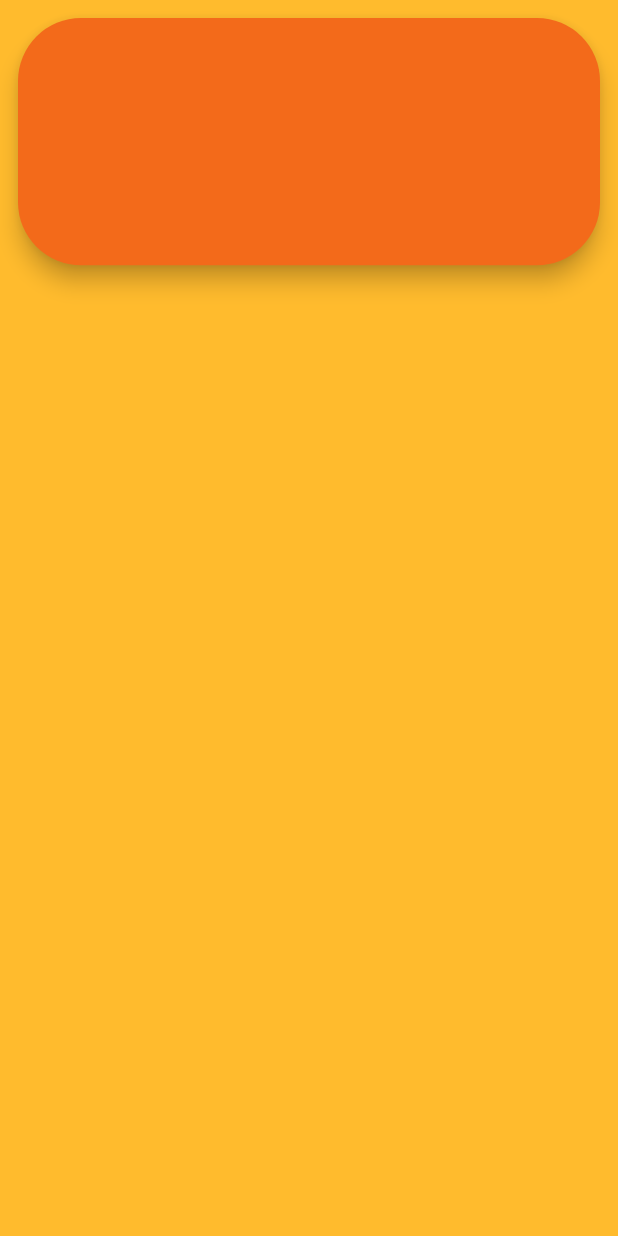
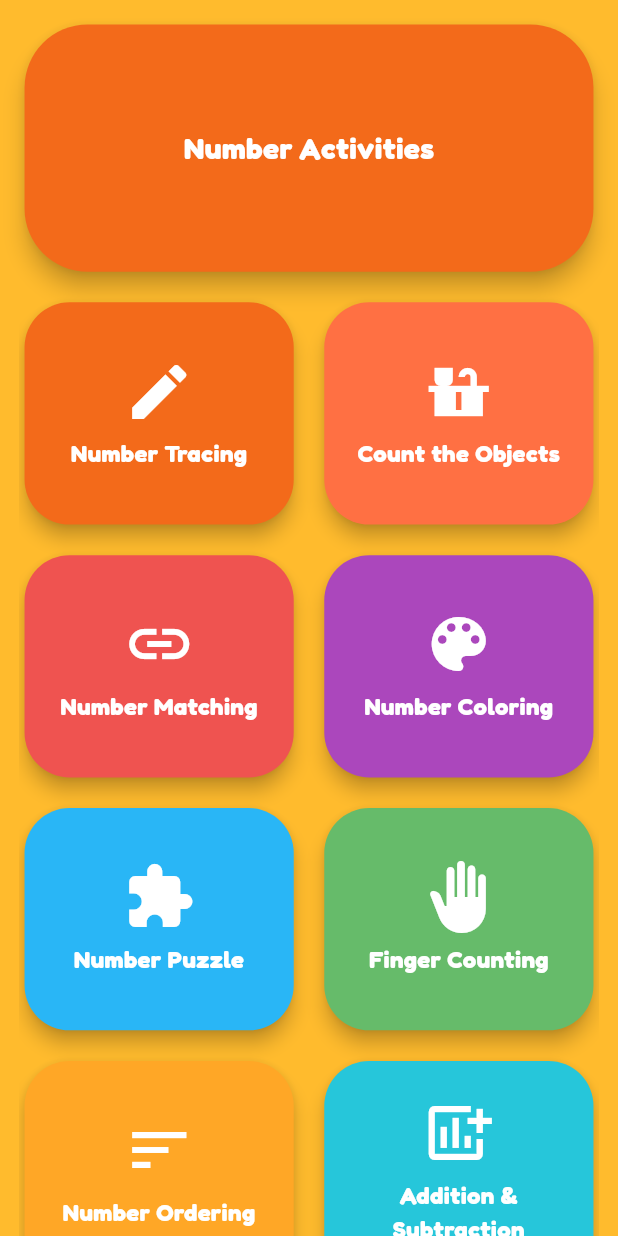
Before and after one commit to argadenil/zinzy, a Flutter app: the NumbersScreen screen opened directly, on a phone screen of 412 x 824 dp. Run offline on Flutter 3.47's test engine with Material 3 defaults, Android fonts, the light colour scheme and no system bars; our stand-ins replace audioplayers, flutter_tts, google_fonts, rive.

Commit message:
added numbers page

```diff
--- a/lib/screens/numbers/numebers.dart
+++ b/lib/screens/numbers/numebers.dart
@@ -4,10 +4,60 @@ import 'package:zinzy/widgets/cloud.dart';
 class NumbersScreen extends StatelessWidget {
   const NumbersScreen({super.key});
 
+  final List<Map<String, dynamic>> activities = const [
+    {'title': 'Number Tracing', 'icon': Icons.edit, 'color': Color(0xFFf36a1a)},
+    {
+      'title': 'Count the Objects',
+      'icon': Icons.countertops,
+      'color': Color(0xFFff7043),
+    },
+    {
+      'title': 'Number Matching',
+      'icon': Icons.link,
+      'color': Color(0xFFef5350),
+    },
+    {
+      'title': 'Number Coloring',
+      'icon': Icons.color_lens,
+      'color': Color(0xFFab47bc),
+    },
+    {
+      'title': 'Number Puzzle',
+      'icon': Icons.extension,
+      'color': Color(0xFF29b6f6),
+    },
+    {
+      'title': 'Finger Counting',
+      'icon': Icons.back_hand,
+      'color': Color(0xFF66bb6a),
+    },
+    {
+      'title': 'Number Ordering',
+      'icon': Icons.sort,
+      'color': Color(0xFFffa726),
+    },
+    {
+      'title': 'Addition & Subtraction',
+      'icon': Icons.add_chart,
+      'color': Color(0xFF26c6da),
+    },
+    {
+      'title': 'Songs & Rhymes',
+      'icon': Icons.music_note,
+      'color': Color(0xFFec407a),
+    },
+  ];
+
   @override
   Widget build(BuildContext context) {
     final screenWidth = MediaQuery.of(context).size.width;
     final screenHeight = MediaQuery.of(context).size.height;
+    final isTablet = screenWidth > 600;
+    final double padding = screenWidth * 0.03;
+    final double iconSize = isTablet ? 64 : 48;
+    final double fontSize = isTablet ? 20 : 16;
+    final double cardHeight = screenWidth * 0.4;
+
     return Scaffold(
       backgroundColor: const Color(0xFFffbb2d),
       body: SafeArea(
@@ -17,21 +67,91 @@ class NumbersScreen extends StatelessWidget {
               screenWidth: screenWidth,
               screenHeight: screenHeight,
             ),
+            Column(
+              children: [
+                // Responsive Number Card Header
                 Padding(
-              padding: const EdgeInsets.all(8.0),
+                  padding: EdgeInsets.all(padding),
                   child: Card(
                     shape: RoundedRectangleBorder(
                       borderRadius: BorderRadius.circular(42),
                     ),
-                color: Color(0xfff36a1a),
+                    color: const Color(0xfff36a1a),
                     elevation: 6,
                     child: Container(
-                  height: screenWidth * 0.4,
+                      height: cardHeight,
+                      width: double.infinity,
                       decoration: BoxDecoration(
                         borderRadius: BorderRadius.circular(40),
                       ),
+                      child: Center(
+                        child: Text(
+                          'Number Activities',
+                          style: TextStyle(
+                            fontSize: fontSize + 4,
+                            fontWeight: FontWeight.bold,
+                            color: Colors.white,
                           ),
                         ),
+                      ),
+                    ),
+                  ),
+                ),
+                // Responsive Grid
+                Expanded(
+                  child: Padding(
+                    padding: EdgeInsets.symmetric(horizontal: padding),
+                    child: GridView.builder(
+                      itemCount: activities.length,
+                      gridDelegate:
+                          SliverGridDelegateWithFixedCrossAxisCount(
+                        crossAxisCount: isTablet ? 3 : 2,
+                        childAspectRatio: isTablet ? 1.1 : 1.2,
+                        crossAxisSpacing: padding,
+                        mainAxisSpacing: padding,
+                      ),
+                      itemBuilder: (context, index) {
+                        final activity = activities[index];
+                        return Card(
+                          elevation: 5,
+                          shape: RoundedRectangleBorder(
+                            borderRadius: BorderRadius.circular(30),
+                          ),
+                          color: activity['color'],
+                          child: InkWell(
+                            onTap: () {
+                              // TODO: Add navigation or audio
+                            },
+                            child: Padding(
+                              padding: EdgeInsets.all(padding),
+                              child: Column(
+                                mainAxisAlignment: MainAxisAlignment.center,
+                                children: [
+                                  Icon(
+                                    activity['icon'],
+                                    size: iconSize,
+                                    color: Colors.white,
+                                  ),
+                                  SizedBox(height: padding / 2),
+                                  Text(
+                                    activity['title'],
+                                    textAlign: TextAlign.center,
+                                    style: TextStyle(
+                                      fontSize: fontSize,
+                                      fontWeight: FontWeight.bold,
+                                      color: Colors.white,
+                                    ),
+                                  ),
+                                ],
+                              ),
+                            ),
+                          ),
+                        );
+                      },
+                    ),
+                  ),
+                ),
+              ],
             ),
           ],
         ),
```
Lines whose indentation alone changed are shown as unchanged.
